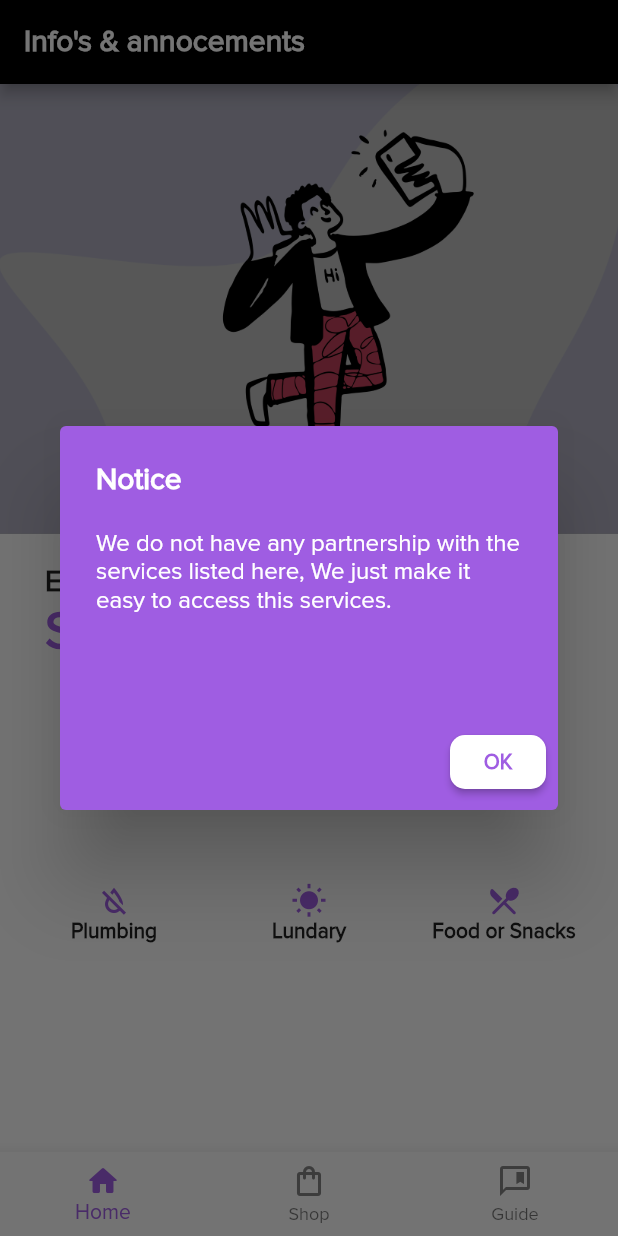
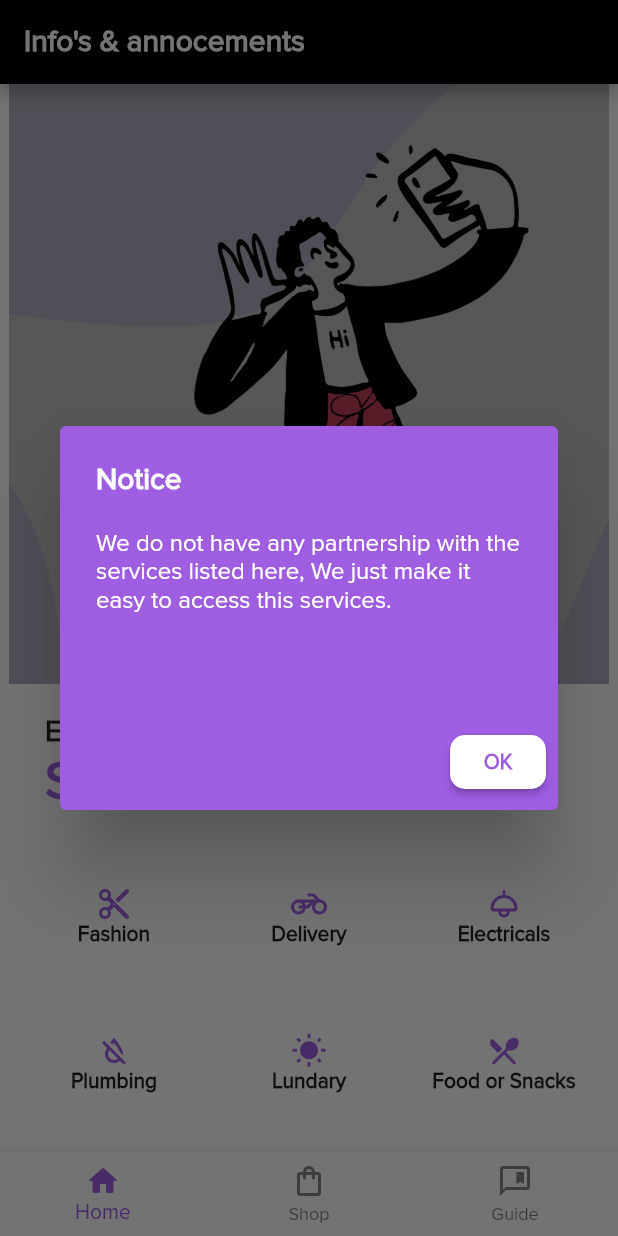
Before and after one commit to haywhy2019/flutter_agility, a Flutter app: the screen it shows after launch, on a phone screen of 412 x 824 dp. Run offline on Flutter 3.47's test engine with Material 2 defaults, Android fonts, the phone set to English and light mode, and no system bars; our stand-ins replace animated_splash_screen, basic_utils, bloc, equatable, file_picker, firebase_core and 2 more; missing offline and left inert: new_version; accounts and stored records are empty.

Commit message:
fixed slider issue

```diff
--- a/lib/Presentation/screen/home.dart
+++ b/lib/Presentation/screen/home.dart
@@ -41,15 +41,15 @@ class _HomeScreenState extends State<HomeScreen> {
                 if (state is HomeSliderInitial) {
                   return Image.asset(
                     "assets/images/image_error.png",
-                    height: 300,
-                    width: MediaQuery.of(context).size.width,
+                    height: 400,
+                    width: 400,
                     fit: BoxFit.cover,
                     color: Colors.black26,
                     colorBlendMode: BlendMode.darken,
                   );
                 } else if (state is HomeSliderLoaded) {
                   return SizedBox(
-                    height: 300,
+                    height: 400,
                     child: Column(
                       crossAxisAlignment: CrossAxisAlignment.start,
                       children: [
@@ -68,8 +68,8 @@ class _HomeScreenState extends State<HomeScreen> {
                 } else if (state is HomeSliderHttpError) {
                   return Image.asset(
                     "assets/images/image_error.png",
-                    height: 300,
-                    width: MediaQuery.of(context).size.width,
+                    height: 400,
+                    width: 400,
                     fit: BoxFit.cover,
                     color: Colors.black26,
                     colorBlendMode: BlendMode.darken,
@@ -138,12 +138,11 @@ class _HomeScreenState extends State<HomeScreen> {
 Widget buildFile(BuildContext context, FirebaseFile file) {
   double mobileWidth = MediaQuery.of(context).size.width;
   return Stack(
-    clipBehavior: Clip.none,
     children: [
       Image.network(
         file.url,
-        width: mobileWidth,
-        height: 700,
+        width: 400,
+        height: 400,
         fit: BoxFit.fill,
         color: Colors.black26,
         colorBlendMode: BlendMode.darken,
--- a/pubspec.yaml
+++ b/pubspec.yaml
@@ -15,7 +15,7 @@ publish_to: 'none' # Remove this line if you wish to publish to pub.dev
 # In iOS, build-name is used as CFBundleShortVersionString while build-number used as CFBundleVersion.
 # Read more about iOS versioning at
 # https://developer.apple.com/library/archive/documentation/General/Reference/InfoPlistKeyReference/Articles/CoreFoundationKeys.html
-version: 1.0.1
+version: 1.0.0+3
 
 environment:
   sdk: ">=2.12.0 <3.0.0"
```
